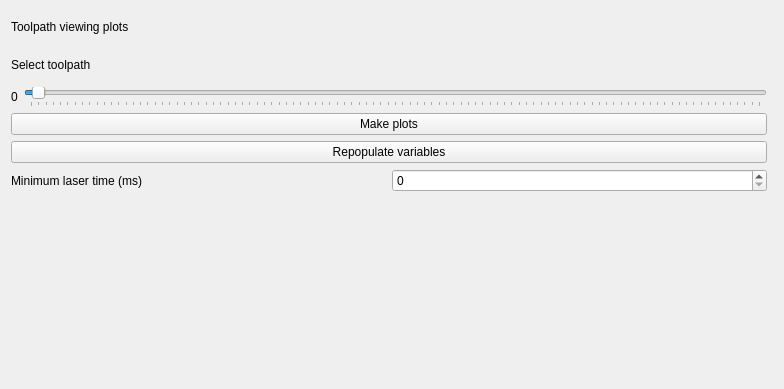
Above: qt_poc/ui/single_toolpath_plots.ui from sw580844/ngif_romar before the change. Below: the same form after it.
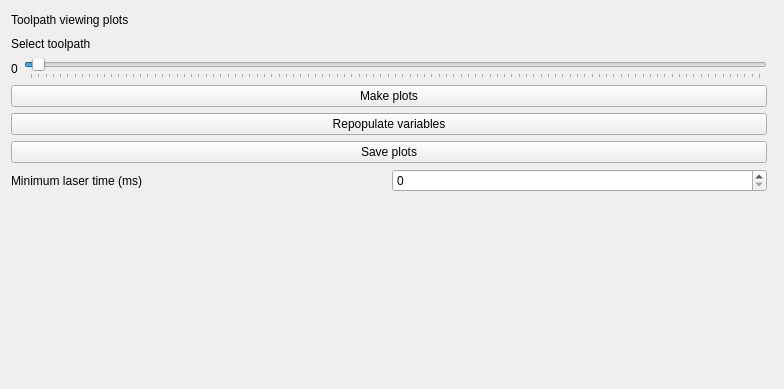
That is the form after the change.

Commit message: Update to have save buttons for plots

The edit to the form file:
```diff
--- a/qt_poc/ui/single_toolpath_plots.ui
+++ b/qt_poc/ui/single_toolpath_plots.ui
@@ -70,6 +70,13 @@
          </property>
         </widget>
        </item>
+       <item>
+        <widget class="QPushButton" name="pushbutton_save_plots">
+         <property name="text">
+          <string>Save plots</string>
+         </property>
+        </widget>
+       </item>
        <item>
         <layout class="QHBoxLayout" name="horizontalLayout">
          <item>
```
The commit also changes 3 other files.
